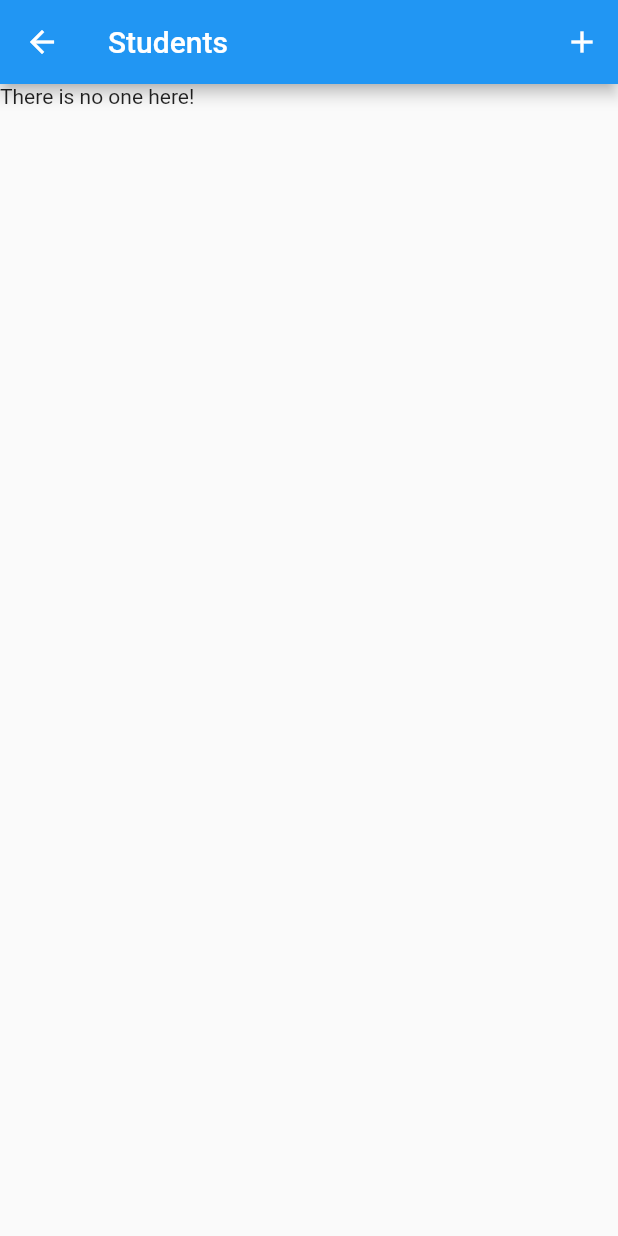
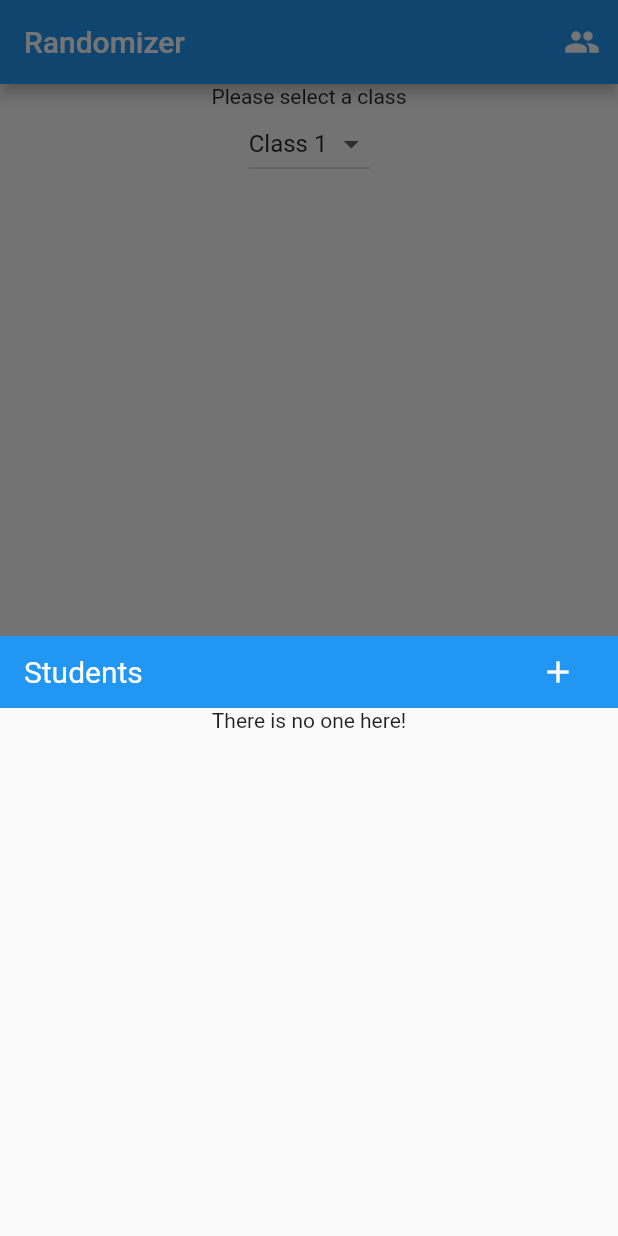
Before and after one commit to clg236/resourcefulness-randomizer, a Flutter app: the screen it shows after launch, after a tap on the "people" icon, on a phone screen of 412 x 824 dp. Run offline on Flutter 3.47's test engine with Material 2 defaults, Android fonts, the phone set to English and light mode, and no system bars.

Commit message:
Alternative Bottom Sheet Design

```diff
--- a/lib/list_students.dart
+++ b/lib/list_students.dart
@@ -1,39 +1,100 @@
 import 'package:flutter/material.dart';
 import 'package:provider/provider.dart';
+import 'package:randomizer/add_student.dart';
 import 'package:randomizer/session.dart';
 
-class ListStudentsScreen extends StatelessWidget {
-  @override
-  Widget build(BuildContext context) {
-    return Scaffold(
-        appBar: AppBar(
-          title: Text("Students"),
-          actions: <Widget>[
+class ListStudentsScreen{
+  // @override
+  void build(BuildContext context) {
+    print("Yes");
+
+    showModalBottomSheet(
+        context: context,
+        builder: (context) {
+          // return Consumer<Session>(builder: (context, session, child) {
+          return Container(
+            height: 400,
+            child: Column(
+              mainAxisSize: MainAxisSize.max,
+              mainAxisAlignment: MainAxisAlignment.start,
+              children: <Widget>[
+                Container(
+                    color: Colors.blue,
+                    padding: const EdgeInsets.symmetric(horizontal: 16.0),
+                    child: Row(
+                      mainAxisAlignment: MainAxisAlignment.spaceBetween,
+
+                      children: <Widget>[
+                        Text('Students',
+                            textAlign: TextAlign.center,
+                            style:
+                                TextStyle(color: Colors.white, fontSize: 20)),
                         IconButton(
                           icon: const Icon(Icons.add),
+                          color: Colors.white,
                           tooltip: 'Add a student',
                           onPressed: () {
-                Navigator.pushNamed(context, "/add_student");
+                            AddStudentScreen().build(context);
+                            // Navigator.pushNamed(context, "/");
+                            // Navigator.pushNamed(context, "/add_student");
+
                           },
                         ),
                       ],
-        ),
-        body: Consumer<Session>(builder: (context, session, child) {
+                    )),
+
+                Consumer<Session>(builder: (context, session, child) {
                   return Container(
-            child: session.students.isEmpty ? Text("There is no one here!") : ListView.builder(
+                    child: session.students.isEmpty? Text("There is no one here!")
+                        : ListView.builder(
+                          shrinkWrap: true,
                             itemCount: session.students.length,
                             itemBuilder: (context, index) {
                               return ListTile(
                                 title: Text(session.students[index]),
                                 trailing: Icon(Icons.remove_circle_outline),
                                 onTap: () {
-                      session.removeStudent(session.students[index]);
+                                  session
+                                      .removeStudent(session.students[index]);
                                 },
                               );
                             },
-
                           ),
                   );
-        }));
+                })
+              ],
+              //           return Scaffold(
+              // appBar: AppBar(
+              //   title: Text("Students"),
+              //   actions: <Widget>[
+              //     IconButton(
+              //       icon: const Icon(Icons.add),
+              //       tooltip: 'Add a student',
+              //       onPressed: () {
+              //         Navigator.pushNamed(context, "/add_student");
+              //       },
+              //     ),
+              //   ],
+              // ),
+              // body: Consumer<Session>(builder: (context, session, child) {
+              //   return Container(
+              //     child: session.students.isEmpty ? Text("There is no one here!") : ListView.builder(
+              //         itemCount: session.students.length,
+              //         itemBuilder: (context, index) {
+              //           return ListTile(
+              //             title: Text(session.students[index]),
+              //             trailing: Icon(Icons.remove_circle_outline),
+              //             onTap: () {
+              //               session.removeStudent(session.students[index]);
+              //             },
+              //           );
+              //         },
+
+              //     ),
+              //   );
+              // }));
+            ),
+          );
+        });
   }
 }
--- a/lib/main.dart
+++ b/lib/main.dart
@@ -10,6 +10,7 @@ class Randomizer extends StatelessWidget {
   // This widget is the root of your application.
   @override
   Widget build(BuildContext context) {
+
     return MultiProvider(
         providers: [
           ChangeNotifierProvider(
@@ -24,8 +25,9 @@ class Randomizer extends StatelessWidget {
           initialRoute: '/',
           routes: {
             '/': (context) => HomeScreen(),
-            '/add_student': (context) => AddStudentScreen(),
-            '/list_students': (context) => ListStudentsScreen(),
+            // These are now bottom module sheets
+            // '/add_student': (context) => AddStudentScreen(),
+            // '/list_students': (context) => ListStudentsScreen(),
           },
         ));
   }
@@ -51,7 +53,8 @@ class _HomeScreenState extends State<HomeScreen> {
             IconButton(
               icon: const Icon(Icons.people),
               onPressed: () {
-                Navigator.pushNamed(buildContext, "/list_students");
+                // Navigator.pushNamed(buildContext, "/list_students");
+                ListStudentsScreen().build(context);
               },
             ),
           ],
```
Also changed, not shown: lib/add_student.dart (+50 -11 lines), 3 other files. Lines whose indentation alone changed are shown as unchanged.
